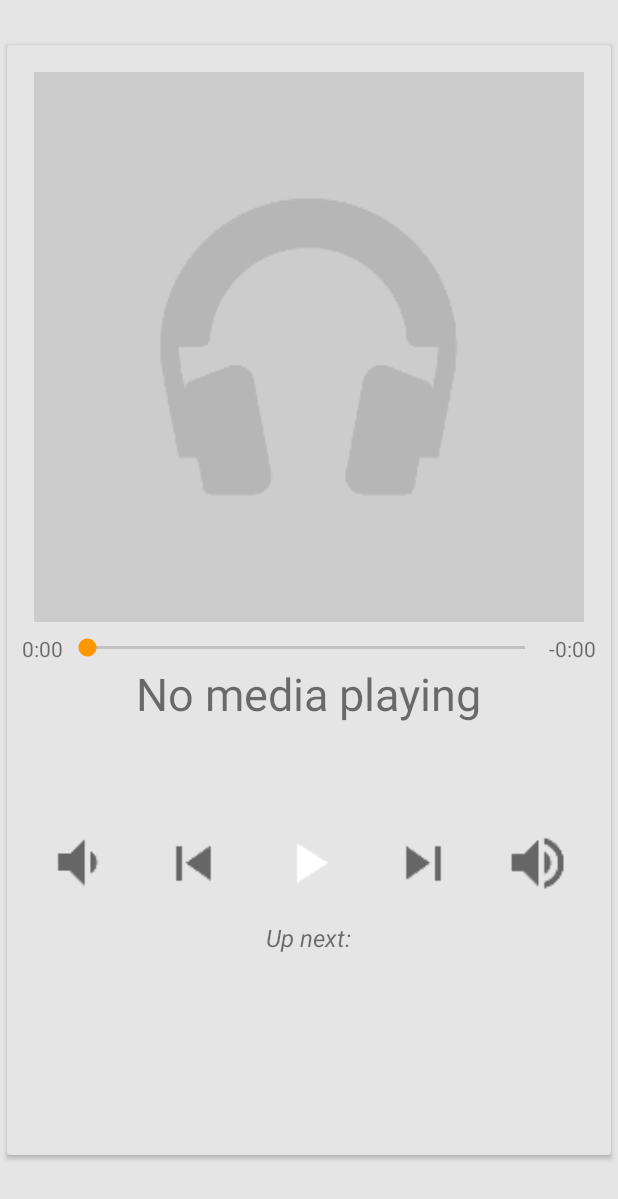
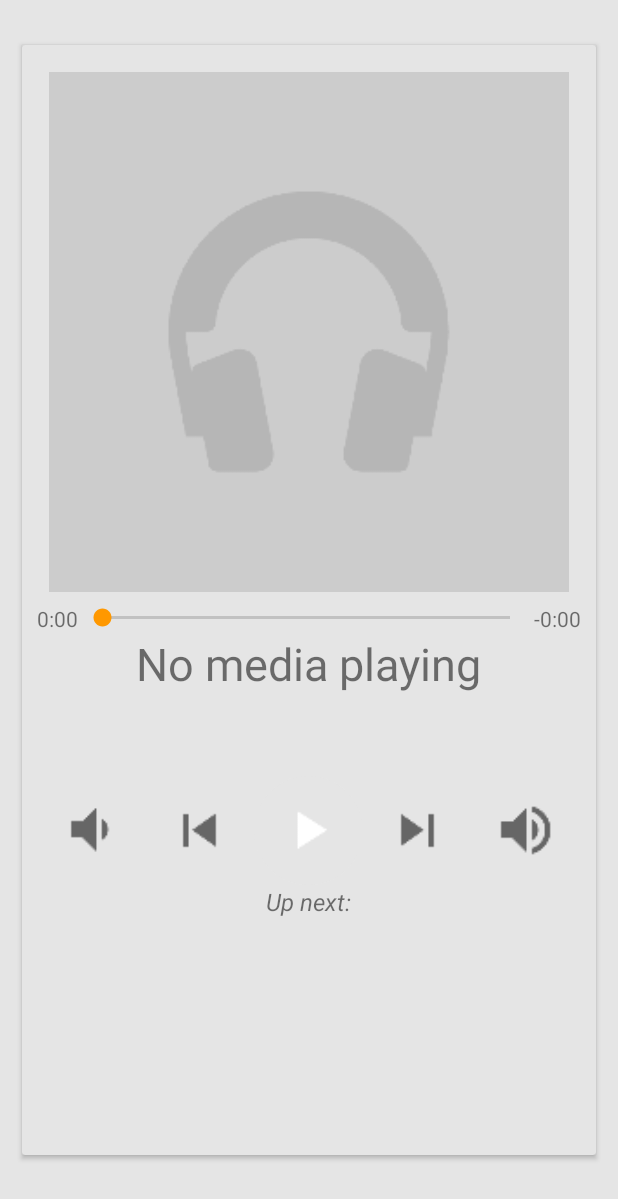
Before and after one commit to SvenDub/Dashboard, an Android app: the MediaActivity screen opened directly, with no data from a screen before it, on a phone screen of 412 x 824 dp. Shown: the top 1199 px of the screen. Run offline under Robolectric (Android 15) with nearby library versions, the phone set to English and light mode, and no system bars.

Commit message:
Added marginLeft + Right to activity_media.xml

```diff
--- a/app/src/main/java/nl/svendubbeld/car/CarActivity.java
+++ b/app/src/main/java/nl/svendubbeld/car/CarActivity.java
@@ -128,8 +128,8 @@ public class CarActivity extends Activity
     long mLastLocationMillis = 0l;
     LocationManager mLocationManager;
     private static final String LOCATION_PROVIDER = "gps";
-    private static final int GPS_UPDATE_FIX_THRESHOLD = 2000;
     private static final int GPS_UPDATE_INTERVAL = 1000;
+    private static final int GPS_UPDATE_FIX_THRESHOLD = 2 * GPS_UPDATE_INTERVAL;
 
     private void resetLayout() {
         setContentView(R.layout.activity_car);
--- a/app/src/main/res/layout-land/activity_media.xml
+++ b/app/src/main/res/layout-land/activity_media.xml
@@ -24,8 +24,10 @@
 <FrameLayout xmlns:android="http://schemas.android.com/apk/res/android"
     android:layout_width="fill_parent"
     android:layout_height="fill_parent"
-    android:layout_marginRight="@dimen/nav_bar_height"
-    android:layout_marginTop="@dimen/status_bar_height">
+    android:layout_marginLeft="10.0dip"
+    android:layout_marginRight="10.0dip"
+    android:paddingRight="@dimen/nav_bar_height"
+    android:paddingTop="@dimen/status_bar_height">
 
     <android.support.v7.widget.CardView
         android:id="@+id/media_container"
--- a/app/src/main/res/layout/activity_media.xml
+++ b/app/src/main/res/layout/activity_media.xml
@@ -24,8 +24,10 @@
 <FrameLayout xmlns:android="http://schemas.android.com/apk/res/android"
     android:layout_width="fill_parent"
     android:layout_height="fill_parent"
-    android:layout_marginBottom="@dimen/nav_bar_height"
-    android:layout_marginTop="@dimen/status_bar_height">
+    android:layout_marginLeft="10.0dip"
+    android:layout_marginRight="10.0dip"
+    android:paddingBottom="@dimen/nav_bar_height"
+    android:paddingTop="@dimen/status_bar_height">
 
     <android.support.v7.widget.CardView
         android:id="@+id/media_container"
```
